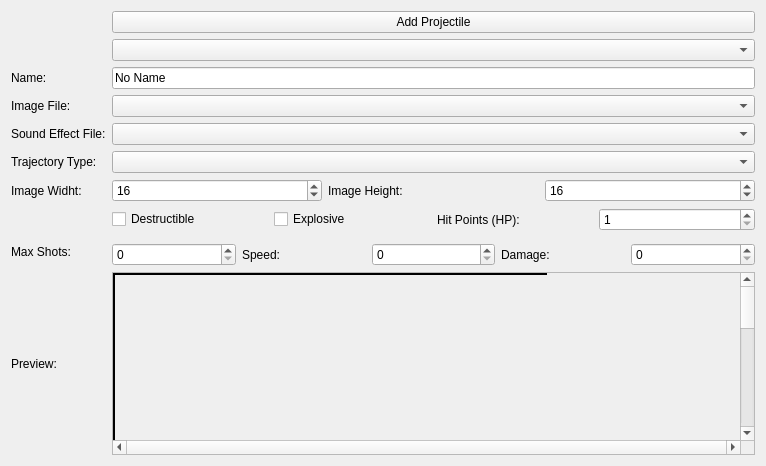
Old version of the form editor/mainwindow_tab/projectile_edit.ui in the repository protoman/rockbot.
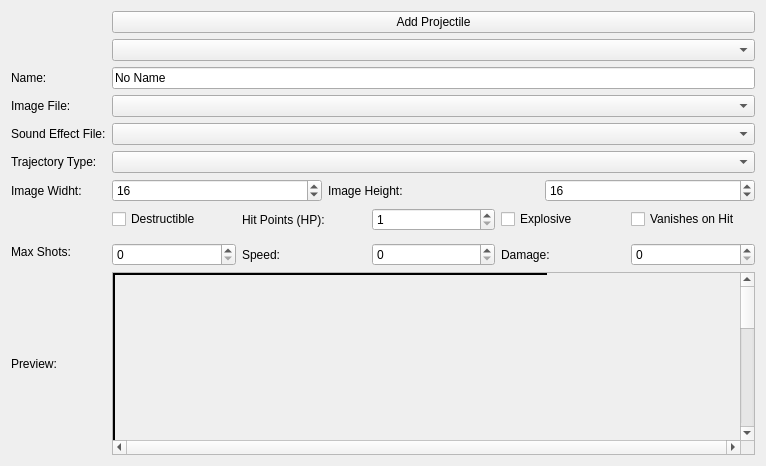
New version of the form. Custom widgets are drawn as their Qt base class.

```diff
--- a/editor/mainwindow_tab/projectile_edit.ui
+++ b/editor/mainwindow_tab/projectile_edit.ui
@@ -44,13 +44,6 @@
          </property>
         </widget>
        </item>
-       <item>
-        <widget class="QCheckBox" name="explosive_checkBox">
-         <property name="text">
-          <string>Explosive</string>
-         </property>
-        </widget>
-       </item>
        <item>
         <widget class="QLabel" name="label_33">
          <property name="text">
@@ -65,6 +58,20 @@
          </property>
         </widget>
        </item>
+       <item>
+        <widget class="QCheckBox" name="explosive_checkBox">
+         <property name="text">
+          <string>Explosive</string>
+         </property>
+        </widget>
+       </item>
+       <item>
+        <widget class="QCheckBox" name="vanishOnHit_checkBox">
+         <property name="text">
+          <string>Vanishes on Hit</string>
+         </property>
+        </widget>
+       </item>
       </layout>
      </item>
      <item row="8" column="1">
```
